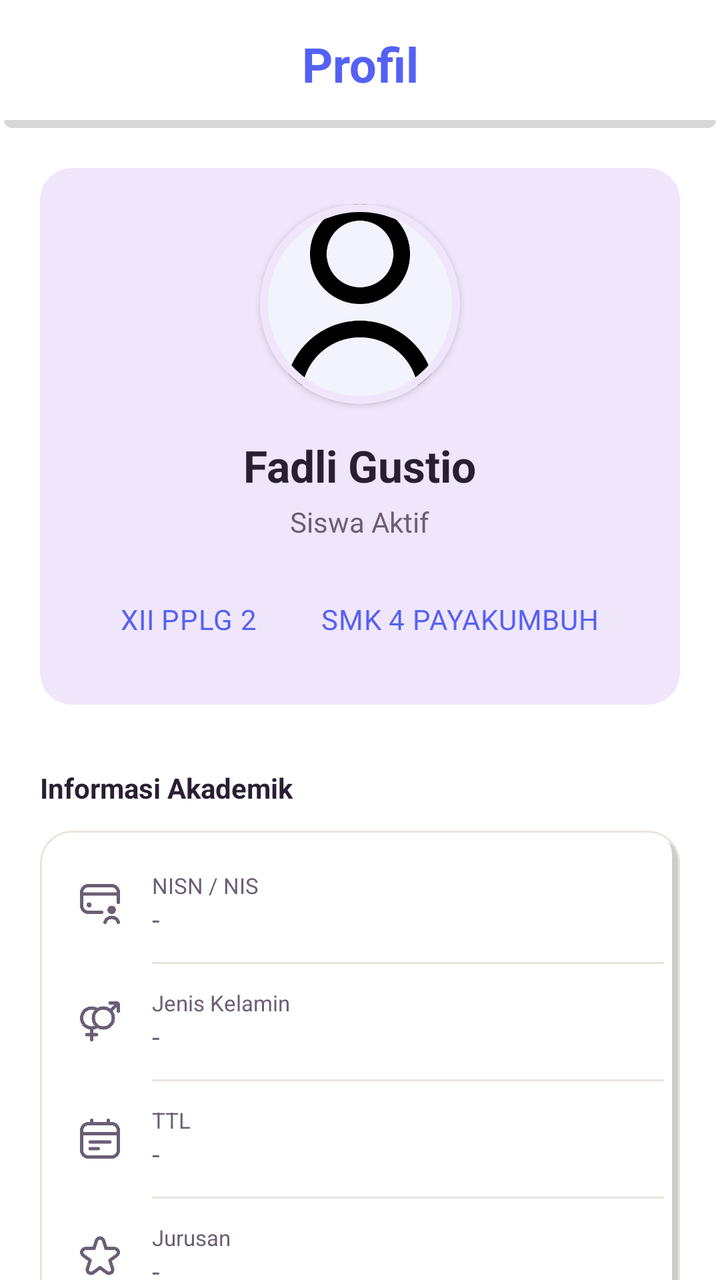
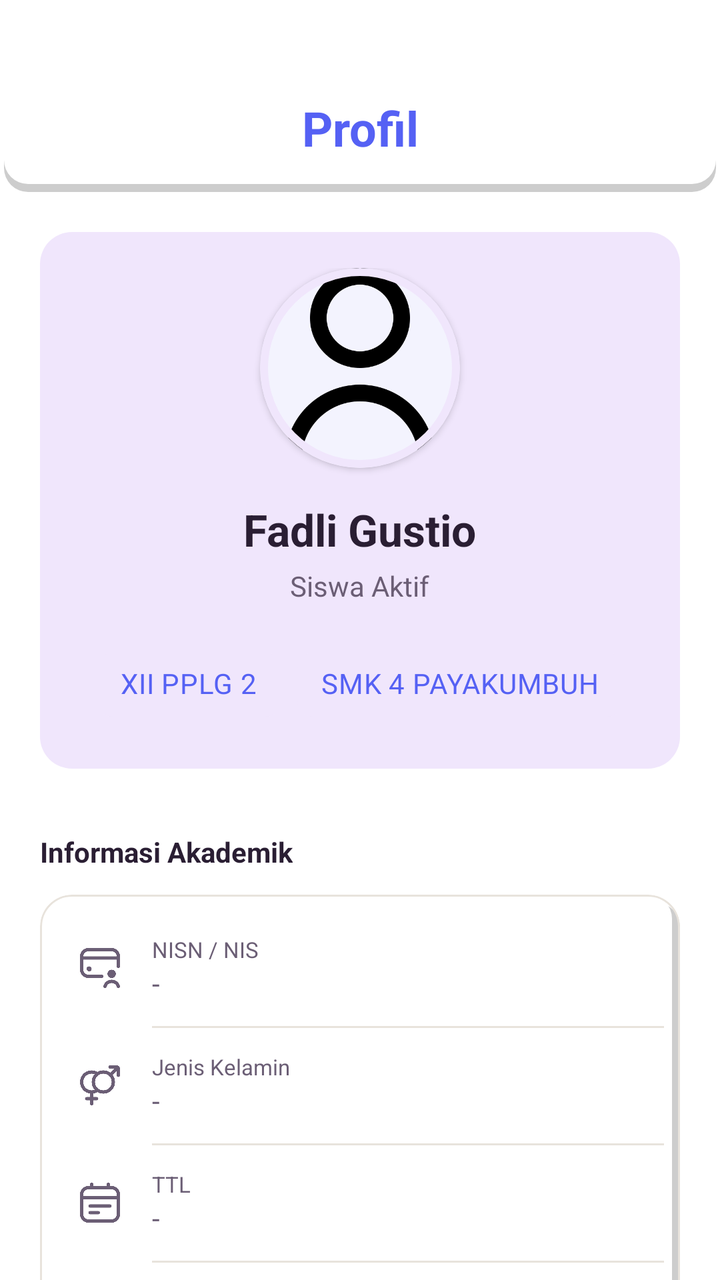

The first picture is an Android layout as it rendered before a commit; the second is the same layout after the commit. The layout source and the unified diff follow.
<!-- AndroidManifest.xml: application theme Theme.BkNova -->
<!-- res/layout/fragment_profil_siswa.xml -->
<?xml version="1.0" encoding="utf-8"?>
<androidx.coordinatorlayout.widget.CoordinatorLayout xmlns:android="http://schemas.android.com/apk/res/android"
    xmlns:app="http://schemas.android.com/apk/res-auto"
    xmlns:tools="http://schemas.android.com/tools"
    android:layout_width="match_parent"
    android:layout_height="match_parent"
    android:background="@color/white"
    tools:context=".fragment.profilFragment"
    tools:ignore="Overdraw">

    <com.google.android.material.appbar.AppBarLayout
        android:layout_width="match_parent"
        android:layout_height="wrap_content"
        android:background="@drawable/bg_header"
        app:elevation="2dp">

        <com.google.android.material.appbar.MaterialToolbar
            android:id="@+id/toolbar"
            android:layout_width="match_parent"
            android:layout_height="?attr/actionBarSize"
            app:title="Profil"
            app:titleTextAppearance="@style/ToolbarTitleBold"
            app:titleTextColor="@color/brand_primary"
            app:titleCentered="true" />
    </com.google.android.material.appbar.AppBarLayout>

    <androidx.core.widget.NestedScrollView
        android:id="@+id/scroll_view_profil_siswa"
        android:layout_width="match_parent"
        android:layout_height="match_parent"
        android:clipToPadding="false"
        android:paddingBottom="100dp"
        app:layout_behavior="@string/appbar_scrolling_view_behavior">

        <LinearLayout
            android:layout_width="match_parent"
            android:layout_height="wrap_content"
            android:orientation="vertical"
            android:padding="20dp">

            
            <LinearLayout
                android:layout_width="match_parent"
                android:layout_height="wrap_content"
                android:orientation="vertical"
                android:gravity="center_horizontal"
                android:layout_marginBottom="32dp"
                android:padding="18dp"
                android:background="@drawable/bg_badge_brand">

                <com.google.android.material.card.MaterialCardView
                    android:layout_width="100dp"
                    android:layout_height="100dp"
                    app:cardCornerRadius="50dp"
                    app:cardElevation="2dp"
                    app:strokeColor="@color/brand_soft"
                    app:strokeWidth="4dp">
                    <ImageView
                        android:layout_width="match_parent"
                        android:layout_height="match_parent"
                        android:src="@drawable/person_icon"
                        android:scaleType="centerCrop"
                        android:contentDescription="Foto Profil" />
                </com.google.android.material.card.MaterialCardView>

                <TextView
                    android:id="@+id/tv_name_profil"
                    android:layout_width="wrap_content"
                    android:layout_height="wrap_content"
                    android:layout_marginTop="16dp"
                    android:text="@string/ex_name"
                    android:textColor="@color/text_color_primary"
                    android:textSize="22sp"
                    android:textStyle="bold" />

                <TextView
                    android:id="@+id/tv_role_profil"
                    android:layout_width="wrap_content"
                    android:layout_height="wrap_content"
                    android:layout_marginTop="4dp"
                    android:text="Siswa Aktif"
                    android:textColor="@color/text_color_secondary"
                    android:textSize="14sp" />

                <LinearLayout
                    android:layout_width="wrap_content"
                    android:layout_height="wrap_content"
                    android:orientation="horizontal"
                    android:layout_marginTop="16dp">

                    <com.google.android.material.chip.Chip
                        android:id="@+id/tv_badge_kelas"
                        style="@style/Widget.MaterialComponents.Chip.Action"
                        android:layout_width="wrap_content"
                        android:layout_height="wrap_content"
                        android:text="@string/ex_kelas"
                        android:textColor="@color/brand_primary"
                        app:chipBackgroundColor="@color/brand_soft"
                        app:chipCornerRadius="8dp"
                        app:chipIconEnabled="false"
                        app:chipStrokeWidth="0dp"/>

                    <com.google.android.material.chip.Chip
                        android:id="@+id/tv_badge_school"
                        style="@style/Widget.MaterialComponents.Chip.Action"
                        android:layout_width="wrap_content"
                        android:layout_height="wrap_content"
                        android:layout_marginStart="8dp"
                        android:text="@string/ex_school"
                        android:textColor="@color/brand_primary"
                        app:chipBackgroundColor="@color/brand_soft"
                        app:chipCornerRadius="8dp"
                        app:chipIconEnabled="false"
                        app:chipStrokeWidth="0dp"/>
                </LinearLayout>
            </LinearLayout>

            <TextView
                android:layout_width="wrap_content"
                android:layout_height="wrap_content"
                android:text="Informasi Akademik"
                android:textSize="14sp"
                android:textStyle="bold"
                android:textColor="@color/text_color_primary"
                android:layout_marginBottom="12dp"/>

            
            <com.google.android.material.card.MaterialCardView
                android:layout_width="match_parent"
                android:layout_height="wrap_content"
                android:layout_marginBottom="24dp"
                app:cardCornerRadius="16dp"
                app:strokeColor="@color/divider_color"
                app:strokeWidth="1dp">

                <LinearLayout
                    android:layout_width="match_parent"
                    android:layout_height="wrap_content"
                    android:orientation="vertical"
                    android:background="@drawable/bg_grid_shadow"
                    android:padding="8dp">

                    
                    <LinearLayout
                        android:id="@+id/layout_nisn_nis"
                        android:layout_width="match_parent"
                        android:layout_height="wrap_content"
                        android:orientation="horizontal"
                        android:padding="12dp"
                        android:gravity="center_vertical">
                        <ImageView
                            android:layout_width="20dp"
                            android:layout_height="20dp"
                            android:src="@drawable/img_4"
                            app:tint="@color/text_color_secondary" />
                        <LinearLayout
                            android:layout_width="0dp"
                            android:layout_height="wrap_content"
                            android:layout_weight="1"
                            android:layout_marginStart="16dp"
                            android:orientation="vertical">
                            <TextView
                                android:layout_width="wrap_content"
                                android:layout_height="wrap_content"
                                android:text="NISN / NIS"
                                android:textSize="11sp"
                                android:textColor="@color/text_color_secondary"/>
                            <TextView
                                android:id="@+id/tv_nisn_nis"
                                android:layout_width="wrap_content"
                                android:layout_height="wrap_content"
                                android:text="-"
                                android:textColor="@color/text_color_secondary"
                                android:textSize="14sp" />
                        </LinearLayout>
                    </LinearLayout>

                    <View android:layout_width="match_parent" android:layout_height="1dp" android:background="@color/divider_color" android:layout_marginStart="48dp" />

                    
                    <LinearLayout
                        android:id="@+id/layout_gender"
                        android:layout_width="match_parent"
                        android:layout_height="wrap_content"
                        android:orientation="horizontal"
                        android:padding="12dp"
                        android:gravity="center_vertical">
                        <ImageView
                            android:layout_width="20dp"
                            android:layout_height="20dp"
                            android:src="@drawable/img_3"
                            app:tint="@color/text_color_secondary" />
                        <LinearLayout
                            android:layout_width="0dp"
                            android:layout_height="wrap_content"
                            android:layout_weight="1"
                            android:layout_marginStart="16dp"
                            android:orientation="vertical">
                            <TextView
                                android:layout_width="wrap_content"
                                android:layout_height="wrap_content"
                                android:text="Jenis Kelamin"
                                android:textSize="11sp"
                                android:textColor="@color/text_color_secondary"/>
                            <TextView
                                android:id="@+id/tv_gender"
                                android:layout_width="wrap_content"
                                android:layout_height="wrap_content"
                                android:text="-"
                                android:textColor="@color/text_color_secondary"
                                android:textSize="14sp" />
                        </LinearLayout>
                    </LinearLayout>

                    <View android:layout_width="match_parent" android:layout_height="1dp" android:background="@color/divider_color" android:layout_marginStart="48dp" />

                    
                    <LinearLayout
                        android:id="@+id/layout_ttl"
                        android:layout_width="match_parent"
                        android:layout_height="wrap_content"
                        android:orientation="horizontal"
                        android:padding="12dp"
                        android:gravity="center_vertical">
                        <ImageView
                            android:layout_width="20dp"
                            android:layout_height="20dp"
                            android:src="@drawable/img_5"
                            app:tint="@color/text_color_secondary" />
                        <LinearLayout
                            android:layout_width="0dp"
                            android:layout_height="wrap_content"
                            android:layout_weight="1"
                            android:layout_marginStart="16dp"
                            android:orientation="vertical">
                            <TextView
                                android:layout_width="wrap_content"
                                android:layout_height="wrap_content"
                                android:text="TTL"
                                android:textSize="11sp"
                                android:textColor="@color/text_color_secondary"/>
                            <TextView
                                android:id="@+id/tv_ttl"
                                android:layout_width="wrap_content"
                                android:layout_height="wrap_content"
                                android:text="-"
                                android:textColor="@color/text_color_secondary"
                                android:textSize="14sp" />
                        </LinearLayout>
                    </LinearLayout>

                    <View android:layout_width="match_parent" android:layout_height="1dp" android:background="@color/divider_color" android:layout_marginStart="48dp" />

                    
                    <LinearLayout
                        android:id="@+id/layout_jurusan"
                        android:layout_width="match_parent"
                        android:layout_height="wrap_content"
                        android:orientation="horizontal"
                        android:padding="12dp"
                        android:gravity="center_vertical">
                        <ImageView
                            android:layout_width="20dp"
                            android:layout_height="20dp"
                            android:src="@drawable/img_6"
                            app:tint="@color/text_color_secondary" />
                        <LinearLayout
                            android:layout_width="0dp"
                            android:layout_height="wrap_content"
                            android:layout_weight="1"
                            android:layout_marginStart="16dp"
                            android:orientation="vertical">
                            <TextView
                                android:layout_width="wrap_content"
                                android:layout_height="wrap_content"
                                android:text="Jurusan"
                                android:textSize="11sp"
                                android:textColor="@color/text_color_secondary"/>
                            <TextView
                                android:id="@+id/tv_jurusan"
                                android:layout_width="wrap_content"
                                android:layout_height="wrap_content"
                                android:text="-"
                                android:textColor="@color/text_color_secondary"
                                android:textSize="14sp" />
                        </LinearLayout>
                    </LinearLayout>

                    
                    <LinearLayout
                        android:id="@+id/layout_tahun_ajaran"
                        android:layout_width="match_parent"
                        android:layout_height="wrap_content"
                        android:orientation="horizontal"
                        android:padding="12dp"
                        android:gravity="center_vertical"
                        android:visibility="gone">
                        <ImageView
                            android:layout_width="20dp"
                            android:layout_height="20dp"
                            android:src="@drawable/ic_assignment"
                            app:tint="@color/text_color_secondary" />
                        <LinearLayout
                            android:layout_width="0dp"
                            android:layout_height="wrap_content"
                            android:layout_weight="1"
                            android:layout_marginStart="16dp"
                            android:orientation="vertical">
                            <TextView
                                android:layout_width="wrap_content"
                                android:layout_height="wrap_content"
                                android:text="Tahun Ajaran"
                                android:textSize="11sp"
                                android:textColor="@color/text_color_secondary"/>
                            <TextView
                                android:id="@+id/tv_tahun_ajaran"
                                android:layout_width="wrap_content"
                                android:layout_height="wrap_content"
                                android:text="-"
                                android:textColor="@color/text_color_secondary"
                                android:textSize="14sp" />
                        </LinearLayout>
                    </LinearLayout>
                </LinearLayout>
            </com.google.android.material.card.MaterialCardView>

            <TextView
                android:layout_width="wrap_content"
                android:layout_height="wrap_content"
                android:text="Pengaturan Akun"
                android:textSize="14sp"
                android:textStyle="bold"
                android:textColor="@color/text_color_primary"
                android:layout_marginBottom="12dp"/>

            
            <com.google.android.material.card.MaterialCardView
                android:layout_width="match_parent"
                android:layout_height="wrap_content"
                android:layout_marginBottom="32dp"
                app:cardCornerRadius="16dp"
                app:strokeColor="@color/divider_color"
                app:strokeWidth="1dp">

                <LinearLayout
                    android:layout_width="match_parent"
                    android:layout_height="wrap_content"
                    android:orientation="vertical"
                    android:background="@drawable/bg_grid_shadow"
                    android:padding="8dp">

                    
                    <LinearLayout
                        android:id="@+id/btn_change_password"
                        android:layout_width="match_parent"
                        android:layout_height="wrap_content"
                        android:clickable="true"
                        android:focusable="true"
                        android:foreground="?attr/selectableItemBackground"
                        android:padding="12dp"
                        android:gravity="center_vertical">
                        <ImageView
                            android:layout_width="20dp"
                            android:layout_height="20dp"
                            android:src="@drawable/ic_lock"
                            app:tint="@color/text_color_secondary" />
                        <TextView
                            android:layout_width="0dp"
                            android:layout_height="wrap_content"
                            android:layout_weight="1"
                            android:layout_marginStart="16dp"
                            android:text="@string/change_password"
                            android:textColor="@color/text_color_secondary"
                            android:textSize="14sp" />
                        <ImageView
                            android:layout_width="20dp"
                            android:layout_height="20dp"
                            android:src="@drawable/ic_chevron_right"
                            app:tint="@color/text_color_secondary" />
                    </LinearLayout>
                </LinearLayout>
            </com.google.android.material.card.MaterialCardView>

            
            <com.google.android.material.button.MaterialButton
                android:id="@+id/btn_logout"
                style="@style/Widget.MaterialComponents.Button.TextButton"
                android:layout_width="match_parent"
                android:layout_height="wrap_content"
                android:text="@string/logout"
                android:textAllCaps="false"
                android:textColor="@color/red_text"
                app:icon="@drawable/ic_logout"
                app:iconTint="@color/red_text"
                app:iconGravity="textStart"
                app:backgroundTint="@color/red_light"
                app:cornerRadius="12dp"
                android:paddingVertical="12dp" />

        </LinearLayout>
    </androidx.core.widget.NestedScrollView>

</androidx.coordinatorlayout.widget.CoordinatorLayout>
<!-- resources referenced by this layout -->
<resources>
  <color name="brand_primary">#5561F4</color>
  <color name="brand_soft">#F0E6FC</color>
  <color name="divider_color">#E8E3DC</color>
  <color name="red_light">#FEE2E2</color>
  <color name="red_text">#DC2626</color>
  <color name="text_color_primary">#2A1E33</color>
  <color name="text_color_secondary">#6B5E75</color>
  <color name="white">#FFFFFFFF</color>
  <!-- drawable bg_badge_brand (drawable) -->
  <?xml version="1.0" encoding="utf-8"?>
  <shape xmlns:android="http://schemas.android.com/apk/res/android">
      <solid android:color="@color/brand_soft" />
      <corners android:radius="16dp" />
  </shape>
  <!-- drawable bg_header (drawable) -->
  <?xml version="1.0" encoding="utf-8"?>
  <layer-list xmlns:android="http://schemas.android.com/apk/res/android">
  
      
      <item
          android:left="2dp"
          android:right="2dp"
          android:top="4dp">
  
          <shape android:shape="rectangle">
  
              <solid android:color="#27000000"/>
              <corners android:radius="4dp" />
            />
          </shape>
  
      </item>
  
      
      <item
          android:right="0dp"
          android:bottom="4dp">
  
          <shape android:shape="rectangle">
              <solid android:color="#FFFFFF" />
               />
          </shape>
  
      </item>
  
  </layer-list>
  <!-- drawable ic_assignment (drawable) -->
  <vector xmlns:android="http://schemas.android.com/apk/res/android"
      android:width="24dp"
      android:height="24dp"
      android:viewportWidth="24"
      android:viewportHeight="24">
      <path
          android:fillColor="#000000"
          android:pathData="M19,3h-4.18C14.4,1.84 13.3,1 12,1c-1.3,0 -2.4,0.84 -2.82,2H5C3.9,3 3,3.9 3,5v14c0,1.1 0.9,2 2,2h14c1.1,0 2,-0.9 2,-2V5C21,3.9 20.1,3 19,3zM12,3c0.55,0 1,0.45 1,1s-0.45,1 -1,1s-1,-0.45 -1,-1S11.45,3 12,3zM14,17H7v-2h7V17zM17,13H7v-2h10V13zM17,9H7V7h10V9z"/>
  </vector>
  <!-- drawable ic_chevron_right (drawable) -->
  <vector xmlns:android="http://schemas.android.com/apk/res/android"
      android:width="24dp"
      android:height="24dp"
      android:viewportWidth="24"
      android:viewportHeight="24">
      <path
          android:fillColor="#000000"
          android:pathData="M10,6L8.59,7.41 13.17,12l-4.58,4.59L10,18l6,-6z"/>
  </vector>
  <!-- drawable ic_lock (drawable) -->
  <vector xmlns:android="http://schemas.android.com/apk/res/android"
      android:width="24dp"
      android:height="24dp"
      android:viewportWidth="24"
      android:viewportHeight="24">
      <path
          android:fillColor="#000000"
          android:pathData="M18,8h-1V6c0,-2.76 -2.24,-5 -5,-5S7,3.24 7,6v2H6c-1.1,0 -2,0.9 -2,2v10c0,1.1 0.9,2 2,2h12c1.1,0 2,-0.9 2,-2V10C20,8.9 19.1,8 18,8zM9,6c0,-1.66 1.34,-3 3,-3s3,1.34 3,3v2H9V6zM18,20H6V10h12V20zM12,17c1.1,0 2,-0.9 2,-2s-0.9,-2 -2,-2s-2,0.9 -2,2S10.9,17 12,17z"/>
  </vector>
  <!-- drawable ic_logout (drawable) -->
  <vector xmlns:android="http://schemas.android.com/apk/res/android"
      android:width="24dp"
      android:height="24dp"
      android:viewportWidth="24"
      android:viewportHeight="24">
      <path
          android:fillColor="#000000"
          android:pathData="M17,7l-1.41,1.41L18.17,11H8v2h10.17l-2.58,2.58L17,17l5,-5zM4,5h8V3H4C2.9,3 2,3.9 2,5v14c0,1.1 0.9,2 2,2h8v-2H4V5z"/>
  </vector>
  <string name="change_password">Ganti Kata Sandi</string>
  <string name="ex_kelas">XII PPLG 2</string>
  <string name="ex_name">Fadli Gustio</string>
  <string name="ex_school">SMK 4 PAYAKUMBUH</string>
  <string name="logout">Keluar</string>
  <style name="ToolbarTitleBold" parent="TextAppearance.Material3.TitleLarge">
          <item name="android:textStyle">bold</item>
          <item name="android:textSize">24sp</item>
      </style>
  <style name="Theme.BkNova" parent="Base.Theme.BkNova" />
  <color name="accent_pink">#FF7FAF</color>
  <color name="accent_pink_soft">#FFECF3</color>
  <color name="accent_peach">#FFC6BF</color>
  <color name="accent_peach_soft">#FFE8E5</color>
  <color name="background_cream">#F8F7F2</color>
  <!-- unchanged entries left out for length: 7 -->
</resources>

<!-- the commit's change to res/layout/fragment_profil_siswa.xml (unified diff, before → after) -->
@@ -11,7 +11,8 @@
     <com.google.android.material.appbar.AppBarLayout
         android:layout_width="match_parent"
         android:layout_height="wrap_content"
-        android:background="@drawable/bg_header"
+        android:background="@drawable/head"
+        android:paddingTop="32dp"
         app:elevation="2dp">
 
         <com.google.android.material.appbar.MaterialToolbar
@@ -29,7 +30,7 @@
         android:layout_width="match_parent"
         android:layout_height="match_parent"
         android:clipToPadding="false"
-        android:paddingBottom="100dp"
+        android:paddingBottom="85dp"
         app:layout_behavior="@string/appbar_scrolling_view_behavior">
 
         <LinearLayout
<!-- resource entries referenced after the edit -->
@@ -14,7 +14,7 @@
       <solid android:color="@color/brand_soft" />
       <corners android:radius="16dp" />
   </shape>
-  <!-- drawable bg_header (drawable) -->
+  <!-- drawable head (drawable) -->
   <?xml version="1.0" encoding="utf-8"?>
   <layer-list xmlns:android="http://schemas.android.com/apk/res/android">
   
@@ -25,22 +25,21 @@
           android:top="4dp">
   
           <shape android:shape="rectangle">
-  
-              <solid android:color="#27000000"/>
-              <corners android:radius="4dp" />
-            />
+              <solid android:color="#32000000" />
+              <corners android:radius="12dp" />
           </shape>
   
       </item>
   
       
       <item
-          android:right="0dp"
+          android:right="2dp"
+          android:left="2dp"
           android:bottom="4dp">
   
           <shape android:shape="rectangle">
               <solid android:color="#FFFFFF" />
-               />
+              <corners android:radius="12dp" />
           </shape>
   
       </item>
